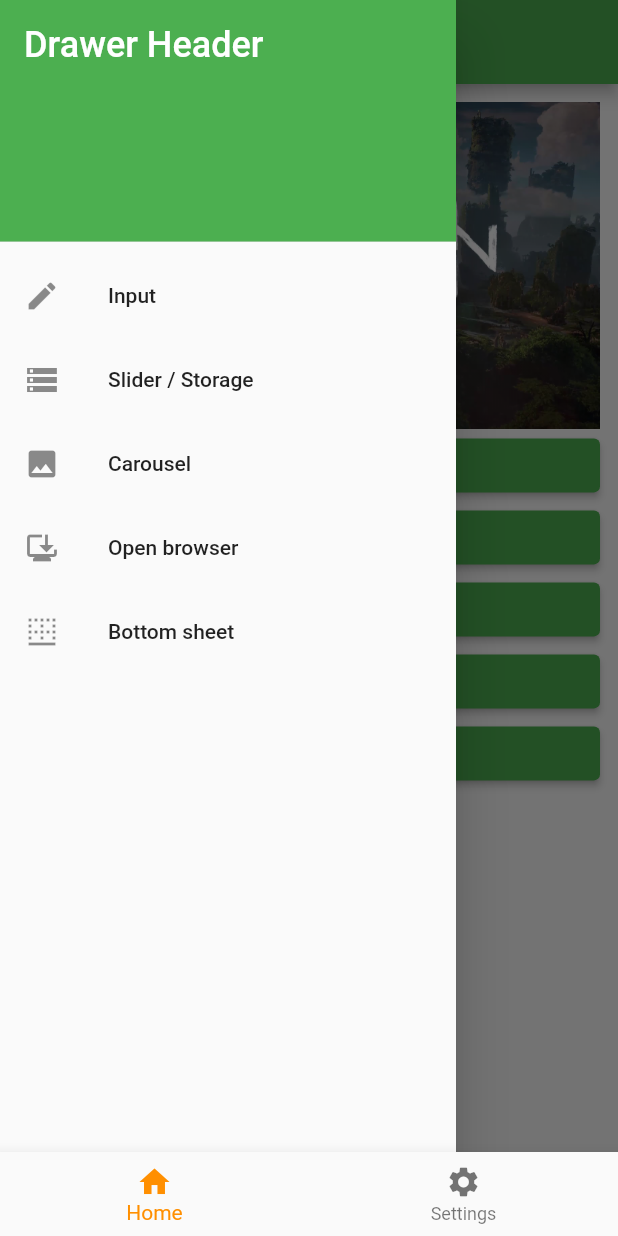
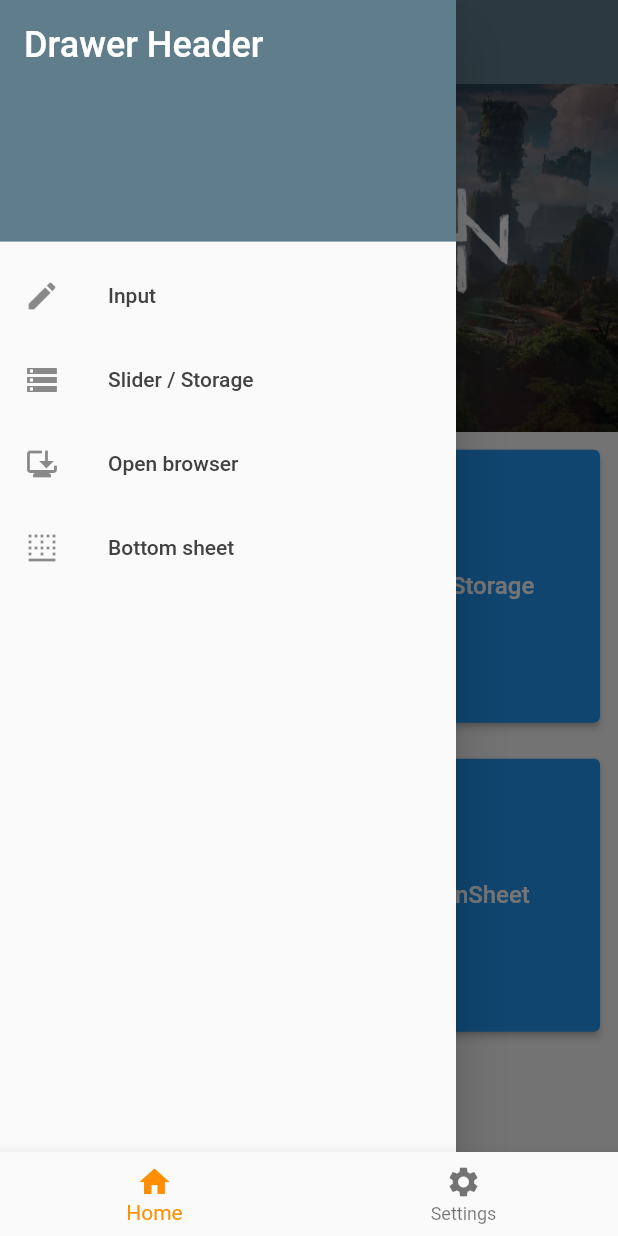
Before and after one commit to nakapon9517/flutter_example, a Flutter app: the screen it shows after launch, with the side drawer open, on a phone screen of 412 x 824 dp. Run offline on Flutter 3.47's test engine with Material 2 defaults, Android fonts, the phone set to English and light mode, and no system bars; drawn by our look-alikes of carousel_slider; our stand-ins replace shared_preferences.

```diff
--- a/lib/components/app_drawer.dart
+++ b/lib/components/app_drawer.dart
@@ -1,5 +1,5 @@
+import 'package:example/constants.dart';
 import 'package:example/screens/bottom_sheet_screen.dart';
-import 'package:example/screens/carousel_screen.dart';
 import 'package:example/screens/list_input_screen.dart';
 import 'package:example/screens/local_storage_screen.dart';
 import 'package:example/screens/url_launcher_screen.dart';
@@ -23,7 +23,7 @@ class AppDrawer extends StatelessWidget {
         children: <Widget>[
           const DrawerHeader(
             decoration: BoxDecoration(
-              color: Colors.green,
+              color: appPrimaryColor,
             ),
             child: Text(
               'Drawer Header',
@@ -49,13 +49,6 @@ class AppDrawer extends StatelessWidget {
             },
           ),
           ListTile(
-            leading: const Icon(Icons.image),
-            title: const Text('Carousel'),
-            onTap: () {
-              _onPressNavigator(context, const CarouselScreen());
-            },
-          ),
-          ListTile(
             leading: const Icon(Icons.browser_updated),
             title: const Text('Open browser'),
             onTap: () {
--- /dev/null
+++ b/lib/constants.dart
@@ -0,0 +1,7 @@
+import 'package:flutter/material.dart';
+
+const appPrimaryColor = Colors.blueGrey;
+const appTextColor = Color(0xFF424242);
+const appBackgroundColor = Color.fromRGBO(66, 66, 66, 1);
+
+const double defaultPadding = 12;
--- a/lib/main.dart
+++ b/lib/main.dart
@@ -1,3 +1,4 @@
+import 'package:example/constants.dart';
 import 'package:example/screens/root_screen.dart';
 import 'package:flutter/material.dart';
 
@@ -13,9 +14,12 @@ class MyApp extends StatelessWidget {
     return MaterialApp(
       title: 'Flutter Demo',
       theme: ThemeData(
-        primarySwatch: Colors.green,
+        primaryColor: appPrimaryColor,
+        textTheme: Theme.of(context).textTheme.apply(bodyColor: appTextColor),
+        visualDensity: VisualDensity.adaptivePlatformDensity,
       ),
       home: const RootScreen(),
+      debugShowCheckedModeBanner: false,
     );
   }
 }
--- a/lib/screens/carousel_screen.dart
+++ /dev/null
@@ -1,46 +0,0 @@
-import 'package:carousel_slider/carousel_slider.dart';
-import 'package:flutter/material.dart';
-
-class CarouselScreen extends StatefulWidget {
-  const CarouselScreen({Key? key}) : super(key: key);
-
-  @override
-  State<StatefulWidget> createState() => _CarouselScreenState();
-}
-
-class _CarouselScreenState extends State<CarouselScreen> {
-  final List<String> images = [
-    "images/horizon.png",
-    "images/horizon-forbidden-west-1.jpg",
-    "images/horizon-forbidden-west-2.jpg",
-    "images/horizon-zero-dawn-1.jpg",
-    "images/horizon-zero-dawn-2.jpg",
-  ];
-
-  @override
-  Widget build(BuildContext context) {
-    return Scaffold(
-        appBar: AppBar(
-          title: const Text('Carousel'),
-        ),
-        body: CarouselSlider(
-          options: CarouselOptions(
-            height: 600.0,
-            initialPage: 0,
-            viewportFraction: 1,
-            enableInfiniteScroll: false,
-            reverse: false,
-          ),
-          items: images.map((image) {
-            return Builder(
-              builder: (BuildContext context) {
-                return Image.asset(
-                  image,
-                  fit: BoxFit.fitWidth,
-                );
-              },
-            );
-          }).toList(),
-        ));
-  }
-}
--- /dev/null
+++ b/lib/screens/home/components/card_widget.dart
@@ -0,0 +1,31 @@
+import 'package:example/constants.dart';
+import 'package:flutter/material.dart';
+
+class CardWidget extends StatelessWidget {
+  const CardWidget({Key? key, required this.title, required this.screen})
+      : super(key: key);
+
+  final String title;
+  final StatefulWidget screen;
+
+  @override
+  Widget build(BuildContext context) {
+    return Container(
+      padding: const EdgeInsets.all(defaultPadding),
+      child: ElevatedButton(
+        child: Text(
+          title,
+          style: const TextStyle(
+            fontSize: 16,
+          ),
+        ),
+        onPressed: () {
+          Navigator.push(
+            context,
+            MaterialPageRoute<StatefulWidget>(builder: (context) => screen),
+          );
+        },
+      ),
+    );
+  }
+}
--- /dev/null
+++ b/lib/screens/home/components/carousel.dart
@@ -0,0 +1,38 @@
+import 'package:carousel_slider/carousel_slider.dart';
+import 'package:flutter/material.dart';
+
+class Carousel extends StatelessWidget {
+  Carousel({
+    Key? key,
+  }) : super(key: key);
+
+  final List<String> images = [
+    "assets/images/horizon.png",
+    "assets/images/horizon-forbidden-west-1.jpg",
+    "assets/images/horizon-forbidden-west-2.jpg",
+    "assets/images/horizon-zero-dawn-1.jpg",
+    "assets/images/horizon-zero-dawn-2.jpg",
+  ];
+
+  @override
+  Widget build(BuildContext context) {
+    return CarouselSlider(
+      options: CarouselOptions(
+        initialPage: 0,
+        viewportFraction: 1,
+        enableInfiniteScroll: false,
+        reverse: false,
+      ),
+      items: images.map((image) {
+        return Builder(
+          builder: (context) {
+            return Image.asset(
+              image,
+              fit: BoxFit.fitWidth,
+            );
+          },
+        );
+      }).toList(),
+    );
+  }
+}
--- /dev/null
+++ b/lib/screens/home/home_screen.dart
@@ -0,0 +1,77 @@
+import 'package:example/components/app_drawer.dart';
+import 'package:example/constants.dart';
+import 'package:example/screens/home/components/card_widget.dart';
+import 'package:example/screens/home/components/carousel.dart';
+import 'package:example/screens/list_input_screen.dart';
+import 'package:example/screens/local_storage_screen.dart';
+import 'package:example/screens/url_launcher_screen.dart';
+import 'package:flutter/material.dart';
+
+import '../bottom_sheet_screen.dart';
+
+class MyHomePage extends StatefulWidget {
+  const MyHomePage({Key? key, required this.title}) : super(key: key);
+  final String title;
+  @override
+  State<MyHomePage> createState() => _MyHomePageState();
+}
+
+class _MyHomePageState extends State<MyHomePage> {
+  List<String> indexs = List.generate(120, (index) => index.toString());
+
+  List<Button> screens = [
+    Button(
+      'Input/List',
+      const InputListScreen(
+        title: 'Input/List',
+      ),
+    ),
+    Button(
+      'LocalStorage',
+      const LocalStorageScreen(),
+    ),
+    Button(
+      'UrlLauncher',
+      const UrlLauncherScreen(),
+    ),
+    Button(
+      'ButtonSheet',
+      const BottomSheetScreen(),
+    ),
+  ];
+
+  @override
+  Widget build(BuildContext context) {
+    return Scaffold(
+      appBar: AppBar(
+          elevation: 0,
+          title: Text(widget.title),
+          backgroundColor: appPrimaryColor),
+      drawer: AppDrawer(),
+      body: Column(
+        mainAxisAlignment: MainAxisAlignment.start,
+        children: <Widget>[
+          Carousel(),
+          Expanded(
+            child: GridView.count(
+              crossAxisCount: 2,
+              childAspectRatio: 2 / 2,
+              children: List.generate(
+                  screens.length,
+                  (index) => (CardWidget(
+                      title: screens[index].title,
+                      screen: screens[index].screen))),
+            ),
+          ),
+        ],
+      ),
+    );
+  }
+}
+
+class Button {
+  Button(this.title, this.screen);
+
+  String title;
+  StatefulWidget screen;
+}
--- a/lib/screens/home_screen.dart
+++ /dev/null
@@ -1,132 +0,0 @@
-import 'package:example/components/app_drawer.dart';
-import 'package:example/screens/carousel_screen.dart';
-import 'package:example/screens/list_input_screen.dart';
-import 'package:example/screens/local_storage_screen.dart';
-import 'package:example/screens/url_launcher_screen.dart';
-import 'package:flutter/material.dart';
-
-import 'bottom_sheet_screen.dart';
-
-class MyHomePage extends StatefulWidget {
-  const MyHomePage({Key? key, required this.title}) : super(key: key);
-  final String title;
-  @override
-  State<MyHomePage> createState() => _MyHomePageState();
-}
-
-class _MyHomePageState extends State<MyHomePage> {
-  List<String> indexs = List.generate(120, (index) => index.toString());
-
-  @override
-  Widget build(BuildContext context) {
-    return Scaffold(
-      appBar: AppBar(
-        title: Text(widget.title),
-      ),
-      drawer: AppDrawer(),
-      body: Scrollbar(
-        child: SingleChildScrollView(
-          padding: const EdgeInsets.all(12),
-          child: Column(mainAxisAlignment: MainAxisAlignment.start, children: [
-            SizedBox(
-              width: double.infinity,
-              child: Builder(
-                builder: (context) {
-                  return Image.asset(
-                    "images/horizon.png",
-                    fit: BoxFit.fitWidth,
-                  );
-                },
-              ),
-            ),
-            SizedBox(
-              width: double.infinity,
-              child: ElevatedButton(
-                child: const Text(
-                  'Input / List',
-                  style: TextStyle(fontSize: 16),
-                ),
-                onPressed: () {
-                  Navigator.push(
-                    context,
-                    MaterialPageRoute<StatefulWidget>(
-                      builder: (context) => const InputListScreen(
-                        title: '',
-                      ),
-                    ),
-                  );
-                },
-              ),
-            ),
-            SizedBox(
-              width: double.infinity,
-              child: ElevatedButton(
-                child: const Text(
-                  'Slider / Local Storage',
-                  style: TextStyle(fontSize: 16),
-                ),
-                onPressed: () {
-                  Navigator.push(
-                    context,
-                    MaterialPageRoute<StatefulWidget>(
-                        builder: (context) => const LocalStorageScreen()),
-                  );
-                },
-              ),
-            ),
-            SizedBox(
-              width: double.infinity,
-              child: ElevatedButton(
-                child: const Text(
-                  'Carousel',
-                  style: TextStyle(fontSize: 16),
-                ),
-                onPressed: () {
-                  Navigator.push(
-                    context,
-                    MaterialPageRoute<StatefulWidget>(
-                        builder: (context) => const CarouselScreen()),
-                  );
-                },
-              ),
-            ),
-            SizedBox(
-              width: double.infinity,
-              child: ElevatedButton(
-                child: const Text(
-                  'Open browser',
-                  style: TextStyle(fontSize: 16),
-                ),
-                onPressed: () {
-                  Navigator.push(
-                    context,
-                    MaterialPageRoute<StatefulWidget>(
-                      builder: (context) => const UrlLauncherScreen(),
-                    ),
-                  );
-                },
-              ),
-            ),
-            SizedBox(
-              width: double.infinity,
-              child: ElevatedButton(
-                child: const Text(
-                  'Bottom sheet（modal）',
-                  style: TextStyle(fontSize: 16),
-                ),
-                onPressed: () {
-                  Navigator.push(
-                    context,
-                    MaterialPageRoute<StatefulWidget>(
-                      builder: (context) => const BottomSheetScreen(),
-                    ),
-                  );
-                },
-              ),
-            ),
-          ]),
-        ),
-      ),
-    );
-  }
-}
--- a/lib/screens/root_screen.dart
+++ b/lib/screens/root_screen.dart
@@ -1,4 +1,4 @@
-import 'package:example/screens/home_screen.dart';
+import 'package:example/screens/home/home_screen.dart';
 import 'package:example/screens/settings_screen.dart';
 import 'package:flutter/material.dart';
 
--- a/pubspec.yaml
+++ b/pubspec.yaml
@@ -28,7 +28,7 @@ flutter:
   # Asset variantsについて（解像度など動的に画像を切り替えたい場合に利用）
   # https://flutter.dev/assets-and-images/#resolution-aware.
   assets:
-    - images/
+    - assets/images/
 
   # fonts:
   #   - family: Schyler
```
Also changed, not shown: assets/images/horizon-forbidden-west-1.jpg (renamed from images/horizon-forbidden-west-1.jpg), assets/images/horizon-forbidden-west-2.jpg (renamed from images/horizon-forbidden-west-2.jpg), assets/images/horizon-zero-dawn-1.jpg (renamed from images/horizon-zero-dawn-1.jpg), assets/images/horizon-zero-dawn-2.jpg (renamed from images/horizon-zero-dawn-2.jpg), assets/images/horizon.png (renamed from images/horizon.png).
